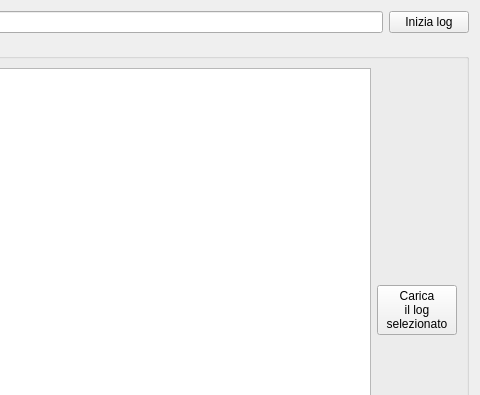
Qt form nuovolog.ui (DoppiaZeta/RFLog) before a commit; both pictures show x 318 to 798 and y 0 to 395 of the 798 by 575 pixel window.
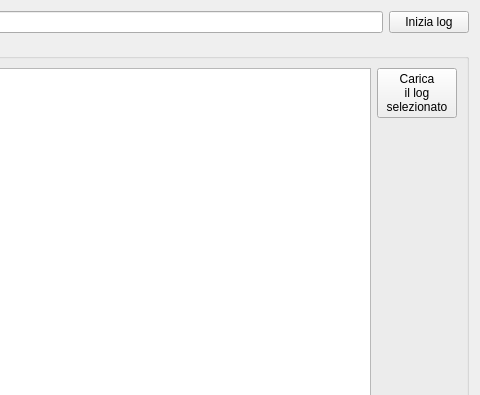
The same form after that commit.

The edit to the form file:
```diff
--- a/nuovolog.ui
+++ b/nuovolog.ui
@@ -42,8 +42,30 @@
      </property>
      <layout class="QGridLayout" name="gridLayout">
       <item row="0" column="0">
-       <layout class="QHBoxLayout" name="horizontalLayout_2">
-        <item>
+       <layout class="QGridLayout" name="gridLayout_3">
+        <item row="0" column="1">
+         <widget class="QPushButton" name="logPassatoOK">
+          <property name="text">
+           <string>Carica
+il log
+selezionato</string>
+          </property>
+         </widget>
+        </item>
+        <item row="1" column="1">
+         <spacer name="verticalSpacer">
+          <property name="orientation">
+           <enum>Qt::Orientation::Vertical</enum>
+          </property>
+          <property name="sizeHint" stdset="0">
+           <size>
+            <width>20</width>
+            <height>40</height>
+           </size>
+          </property>
+         </spacer>
+        </item>
+        <item row="0" column="0" rowspan="2">
          <widget class="QTableWidget" name="logPassato">
           <property name="editTriggers">
            <set>QAbstractItemView::EditTrigger::NoEditTriggers</set>
@@ -56,15 +78,6 @@
           </property>
          </widget>
         </item>
-        <item>
-         <widget class="QPushButton" name="logPassatoOK">
-          <property name="text">
-           <string>Carica
-il log
-selezionato</string>
-          </property>
-         </widget>
-        </item>
        </layout>
       </item>
      </layout>
```
